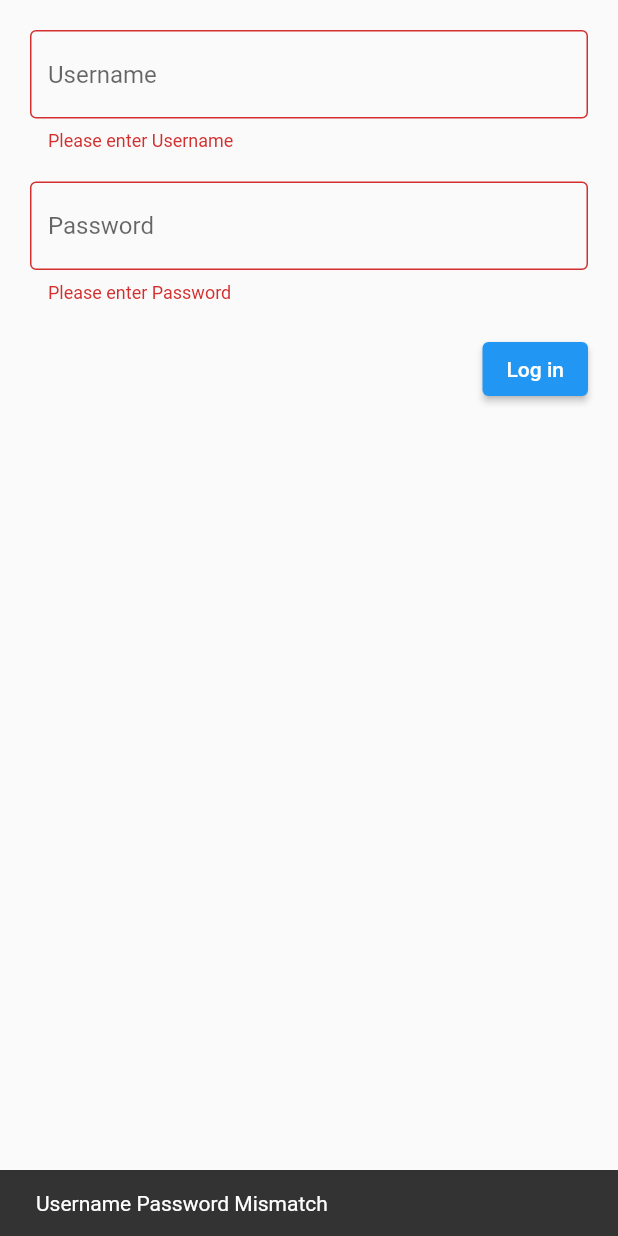
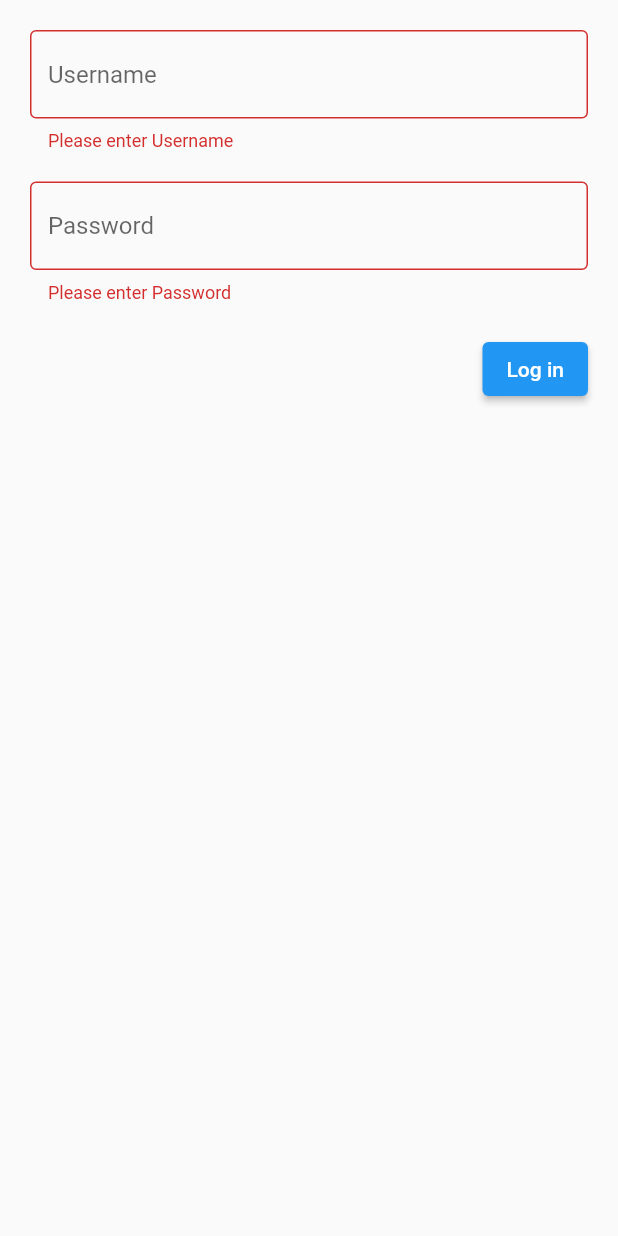
Before and after one commit to ecdept/git-samples, a Flutter app: the screen it shows after launch, after a tap on "Log in", on a phone screen of 412 x 824 dp. Run offline on Flutter 3.47's test engine with Material 2 defaults, Android fonts, the phone set to English and light mode, and no system bars.

```diff
--- a/lib/loginscreen.dart
+++ b/lib/loginscreen.dart
@@ -1,4 +1,5 @@
 import 'package:flutter/material.dart';
+import 'package:git_samples/home_screen.dart';
 
 class LoginScreen extends StatefulWidget {
   @override
@@ -51,9 +52,12 @@ class _LoginScreenState extends State<LoginScreen> {
                   ),
                   SizedBox(height: 20),
                   ElevatedButton(onPressed: () {
-                    _formKey.currentState!.validate();
-                    checkLogin(context);
-                  }, child: Text('Log in'))
+                    if (_formKey.currentState!.validate()) {
+                      checkLogin(context);
+
+                    }
+                  },
+                    child: Text('Log in')),
                 ],
               ),
             )),
@@ -63,14 +67,15 @@ class _LoginScreenState extends State<LoginScreen> {
 
   void checkLogin(BuildContext context)
   {
-    if (username==password){
-
+    if (username.text==password.text){
+        Navigator.of(context).pushReplacement(MaterialPageRoute(builder: (ctx)=>HomeScreen()));
+      print('correct');
     }
     else{
 
         ScaffoldMessenger.of(context).showSnackBar(SnackBar(
           content: Text('Username Password Mismatch'),));
-           print('error');
+
 
     }
   }
```
Also changed, not shown: lib/home_screen.dart (added, +23 -0 lines).
